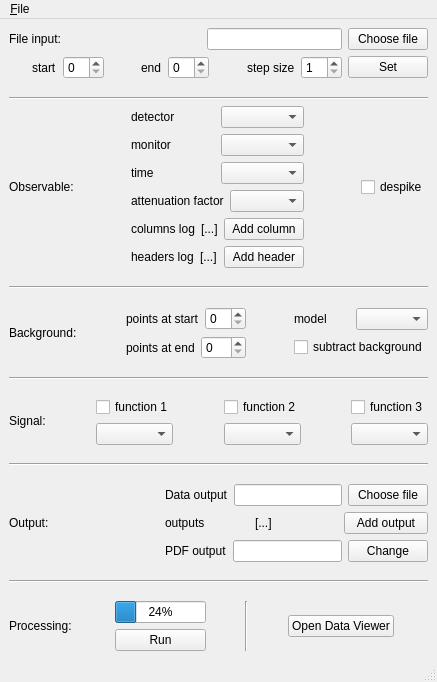
This is gui/iint-gui.ui in syncope/adapt as Qt 5 draws it before an edit. The edited form follows.
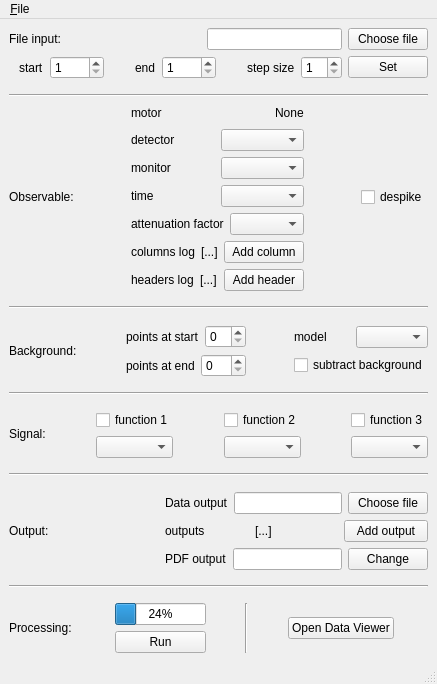
This is the edited form.

Commit message: several updates:  - motor will be taken from file  - proper process parameter format: dictionary ! still not right: get columns from file -> wrong element, start tracing!

Diff of the .ui file:
```diff
--- a/gui/iint-gui.ui
+++ b/gui/iint-gui.ui
@@ -7,7 +7,7 @@
     <x>0</x>
     <y>0</y>
     <width>437</width>
-    <height>682</height>
+    <height>684</height>
    </rect>
   </property>
   <property name="windowTitle">
@@ -79,7 +79,14 @@
            </widget>
           </item>
           <item>
-           <widget class="QSpinBox" name="processingStartSB"/>
+           <widget class="QSpinBox" name="processingStartSB">
+            <property name="minimum">
+             <number>1</number>
+            </property>
+            <property name="maximum">
+             <number>1200</number>
+            </property>
+           </widget>
           </item>
           <item>
            <layout class="QHBoxLayout" name="horizontalLayout_2">
@@ -104,7 +111,14 @@
              </widget>
             </item>
             <item>
-             <widget class="QSpinBox" name="processingEndSB"/>
+             <widget class="QSpinBox" name="processingEndSB">
+              <property name="minimum">
+               <number>1</number>
+              </property>
+              <property name="maximum">
+               <number>1200</number>
+              </property>
+             </widget>
             </item>
             <item>
              <layout class="QHBoxLayout" name="horizontalLayout_13">
@@ -197,6 +211,37 @@
         </item>
         <item>
          <layout class="QVBoxLayout" name="verticalLayout">
+          <item>
+           <layout class="QHBoxLayout" name="horizontalLayout_16">
+            <item>
+             <widget class="QLabel" name="label_17">
+              <property name="text">
+               <string>motor</string>
+              </property>
+             </widget>
+            </item>
+            <item>
+             <spacer name="horizontalSpacer_13">
+              <property name="orientation">
+               <enum>Qt::Horizontal</enum>
+              </property>
+              <property name="sizeHint" stdset="0">
+               <size>
+                <width>40</width>
+                <height>20</height>
+               </size>
+              </property>
+             </spacer>
+            </item>
+            <item>
+             <widget class="QLabel" name="observableMotorLabel">
+              <property name="text">
+               <string>None</string>
+              </property>
+             </widget>
+            </item>
+           </layout>
+          </item>
           <item>
            <layout class="QHBoxLayout" name="horizontalLayout_3">
             <item>
```
The commit also changes 1 other file.
